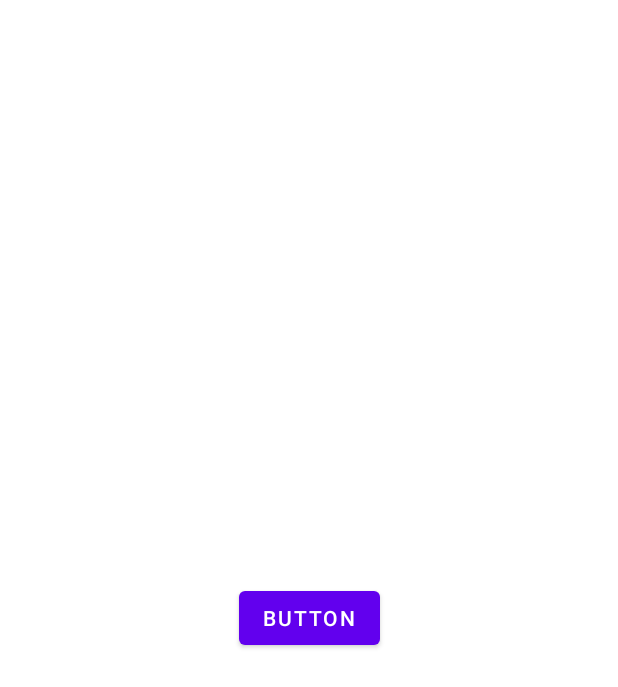
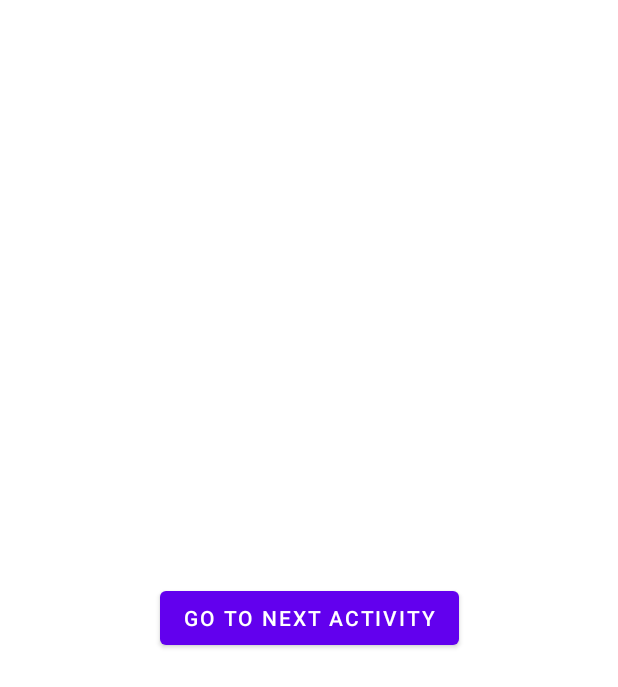
Before and after one commit to chinmaydash007/MyApplication, an Android app: the screen it shows after launch (MainActivity), on a phone screen of 412 x 824 dp. Shown: the top 687 px of the screen. Run offline under Robolectric (Android 15) with nearby library versions, the phone set to English and light mode, and no system bars.

Commit message:
updated text.

```diff
--- a/app/src/main/res/layout/activity_main.xml
+++ b/app/src/main/res/layout/activity_main.xml
@@ -10,7 +10,7 @@
         android:id="@+id/button"
         android:layout_width="wrap_content"
         android:layout_height="wrap_content"
-        android:text="Button"
+        android:text="GO TO NEXT ACTIVITY"
         app:layout_constraintBottom_toBottomOf="parent"
         app:layout_constraintEnd_toEndOf="parent"
         app:layout_constraintStart_toStartOf="parent"
--- a/demo/src/main/res/layout/activity_main.xml
+++ b/demo/src/main/res/layout/activity_main.xml
@@ -10,7 +10,7 @@
         android:id="@+id/button"
         android:layout_width="wrap_content"
         android:layout_height="wrap_content"
-        android:text="Button"
+        android:text="OPEN VISIT PWA"
         app:layout_constraintBottom_toBottomOf="parent"
         app:layout_constraintEnd_toEndOf="parent"
         app:layout_constraintStart_toStartOf="parent"
```
